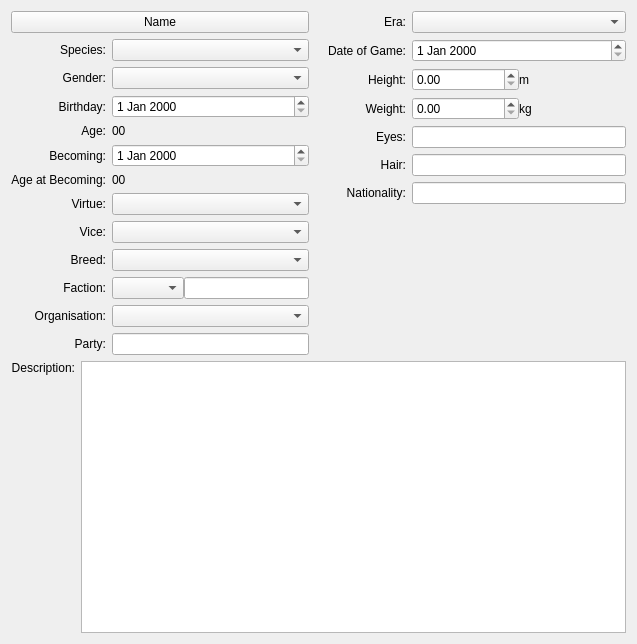
Before: the Qt Designer form ui/ui_InfoWidget.ui in Kamduis/SoulCreator, drawn with Qt 5.
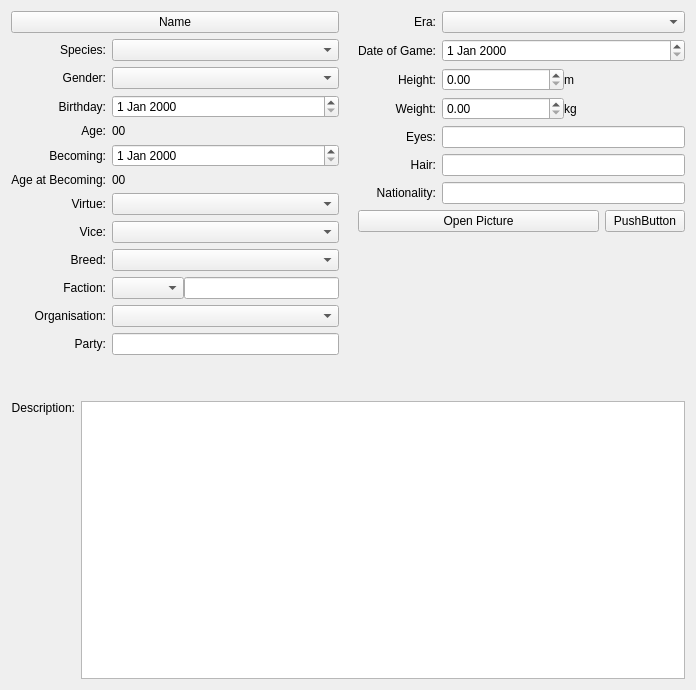
After: the same form once the commit is applied. Custom widgets are drawn as their Qt base class.

Patch:
```diff
--- a/ui/ui_InfoWidget.ui
+++ b/ui/ui_InfoWidget.ui
@@ -6,17 +6,19 @@
    <rect>
     <x>0</x>
     <y>0</y>
-    <width>637</width>
-    <height>644</height>
+    <width>696</width>
+    <height>690</height>
    </rect>
   </property>
   <property name="windowTitle">
    <string>Form</string>
   </property>
-  <layout class="QVBoxLayout" name="verticalLayout_2">
+  <layout class="QVBoxLayout" name="verticalLayout_3">
    <item>
     <layout class="QHBoxLayout" name="horizontalLayout_2">
      <item>
+      <layout class="QVBoxLayout" name="verticalLayout_2">
+       <item>
       <layout class="QGridLayout" name="gridLayout_2">
        <item row="1" column="0">
         <widget class="QLabel" name="label">
@@ -208,6 +210,21 @@
       </layout>
      </item>
      <item>
+        <spacer name="verticalSpacer_2">
+         <property name="orientation">
+          <enum>Qt::Vertical</enum>
+         </property>
+         <property name="sizeHint" stdset="0">
+          <size>
+           <width>20</width>
+           <height>40</height>
+          </size>
+         </property>
+        </spacer>
+       </item>
+      </layout>
+     </item>
+     <item>
       <spacer name="horizontalSpacer">
        <property name="orientation">
         <enum>Qt::Horizontal</enum>
@@ -348,6 +365,36 @@
          </item>
         </layout>
        </item>
+       <item>
+        <layout class="QHBoxLayout" name="horizontalLayout_5">
+         <item>
+          <widget class="QPushButton" name="pushButton_picture">
+           <property name="sizePolicy">
+            <sizepolicy hsizetype="MinimumExpanding" vsizetype="Fixed">
+             <horstretch>0</horstretch>
+             <verstretch>0</verstretch>
+            </sizepolicy>
+           </property>
+           <property name="text">
+            <string>Open Picture</string>
+           </property>
+           <property name="iconSize">
+            <size>
+             <width>155</width>
+             <height>155</height>
+            </size>
+           </property>
+          </widget>
+         </item>
+         <item>
+          <widget class="QPushButton" name="pushButton_pictureClear">
+           <property name="text">
+            <string>PushButton</string>
+           </property>
+          </widget>
+         </item>
+        </layout>
+       </item>
        <item>
         <spacer name="verticalSpacer">
          <property name="orientation">
```
Left out of the diff: 26 changed lines with no effect on the pictures. Lines whose indentation alone changed are shown as unchanged.
